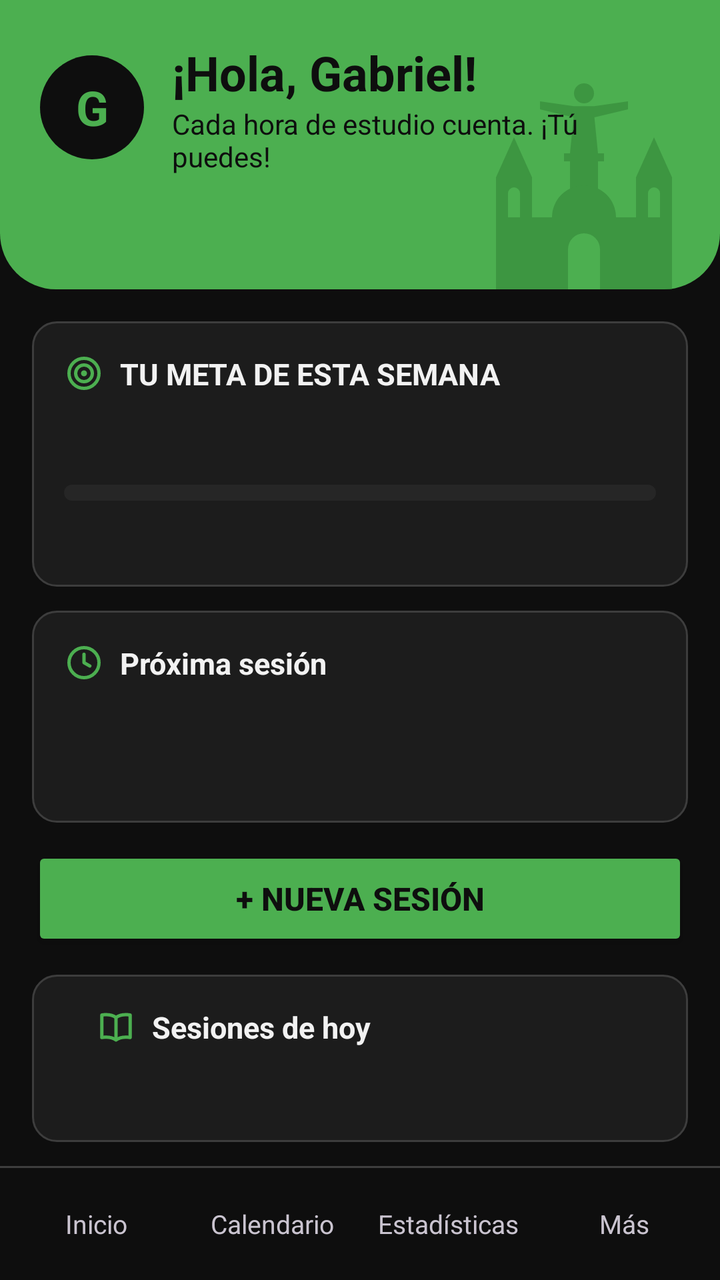
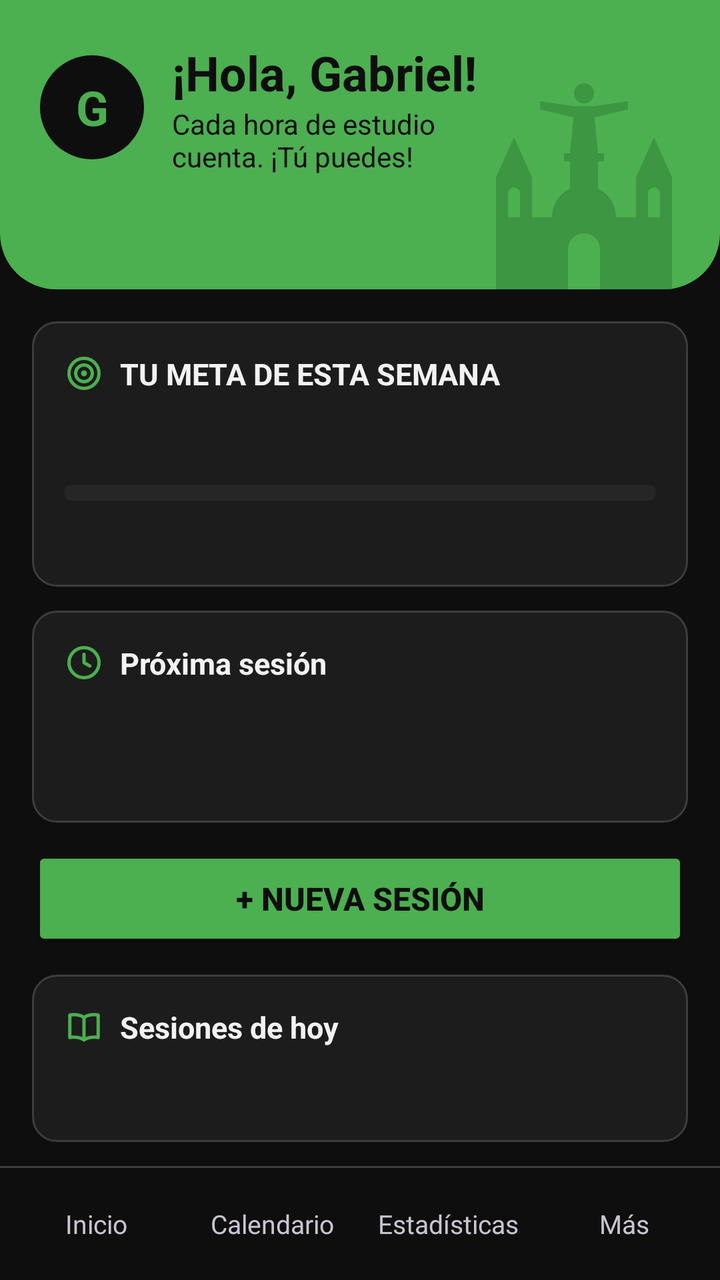

An Android layout rendered at two revisions. The XML below is the earlier revision; the diff shows what the commit changed to produce the second picture.
<!-- AndroidManifest.xml: application theme Theme.AgendaPersonal -->
<!-- res/layout/activity_main.xml -->
<?xml version="1.0" encoding="utf-8"?>
<LinearLayout xmlns:android="http://schemas.android.com/apk/res/android"
    xmlns:tools="http://schemas.android.com/tools"
    android:id="@+id/main"
    android:layout_width="match_parent"
    android:layout_height="match_parent"
    android:orientation="vertical"
    tools:context=".vista.MainActivity">

    
    <FrameLayout
        android:layout_width="match_parent"
        android:layout_height="wrap_content"
        android:background="@drawable/fondo_franja">

        
        <ImageView
            android:layout_width="104dp"
            android:layout_height="108dp"
            android:layout_gravity="bottom|end"
            android:layout_marginEnd="16dp"
            android:alpha="0.5"
            android:importantForAccessibility="no"
            android:src="@drawable/siluetas_santa_cruz" />

        
        <LinearLayout
            android:layout_width="match_parent"
            android:layout_height="wrap_content"
            android:orientation="vertical"
            android:paddingHorizontal="20dp"
            android:paddingTop="20dp"
            android:paddingBottom="24dp">

            
            <LinearLayout
                android:layout_width="match_parent"
                android:layout_height="wrap_content"
                android:gravity="center_vertical"
                android:orientation="horizontal">

                
                <TextView
                    android:layout_width="52dp"
                    android:layout_height="52dp"
                    android:layout_marginEnd="14dp"
                    android:background="@drawable/circulo_avatar"
                    android:gravity="center"
                    android:importantForAccessibility="no"
                    android:text="@string/avatar_inicial"
                    android:textColor="@color/verde"
                    android:textSize="24sp"
                    android:textStyle="bold" />

                
                <LinearLayout
                    android:layout_width="0dp"
                    android:layout_height="wrap_content"
                    android:layout_weight="1"
                    android:orientation="vertical">

                    <TextView
                        android:layout_width="match_parent"
                        android:layout_height="wrap_content"
                        android:text="@string/saludo"
                        android:textColor="@color/texto_sobre_verde"
                        android:textSize="24sp"
                        android:textStyle="bold" />

                    <TextView
                        android:layout_width="match_parent"
                        android:layout_height="wrap_content"
                        android:text="@string/frase_motivadora"
                        android:textColor="@color/texto_sobre_verde"
                        android:textSize="14sp" />
                </LinearLayout>
            </LinearLayout>

            
            <TextView
                android:id="@+id/tvFecha"
                android:layout_width="match_parent"
                android:layout_height="wrap_content"
                android:layout_marginTop="14dp"
                android:textColor="@color/texto_sobre_verde"
                android:textSize="14sp"
                android:textStyle="bold" />
        </LinearLayout>
    </FrameLayout>

    
    <LinearLayout
        android:layout_width="match_parent"
        android:layout_height="0dp"
        android:layout_weight="1"
        android:orientation="vertical"
        android:paddingHorizontal="16dp"
        android:paddingBottom="12dp">

        
        <include
            layout="@layout/tarjeta_meta"
            android:layout_width="match_parent"
            android:layout_height="wrap_content"
            android:layout_marginTop="16dp" />

        
        <LinearLayout style="@style/TarjetaInicio">

            <TextView
                style="@style/TituloTarjeta"
                android:drawableStart="@drawable/ic_reloj"
                android:text="@string/titulo_proxima" />

            
            <LinearLayout
                android:id="@+id/llProxima"
                android:layout_width="match_parent"
                android:layout_height="wrap_content"
                android:layout_marginTop="4dp"
                android:background="?attr/selectableItemBackground"
                android:minHeight="48dp"
                android:orientation="vertical"
                android:paddingVertical="4dp">

                <TextView
                    android:id="@+id/tvProximaMateria"
                    android:layout_width="match_parent"
                    android:layout_height="wrap_content"
                    android:textSize="17sp"
                    android:textStyle="bold" />

                <TextView
                    android:id="@+id/tvProximaHorario"
                    android:layout_width="match_parent"
                    android:layout_height="wrap_content"
                    android:textColor="@color/texto_secundario"
                    android:textSize="14sp" />
            </LinearLayout>
        </LinearLayout>

        
        <Button
            android:id="@+id/btnNuevaSesion"
            android:layout_width="match_parent"
            android:layout_height="wrap_content"
            android:layout_marginTop="12dp"
            android:backgroundTint="@color/verde"
            android:minHeight="52dp"
            android:text="@string/btn_nueva_sesion"
            android:textColor="@color/texto_sobre_verde"
            android:textSize="16sp"
            android:textStyle="bold" />

        
        <LinearLayout
            style="@style/TarjetaInicio"
            android:layout_height="0dp"
            android:layout_weight="1"
            android:paddingHorizontal="0dp"
            android:paddingBottom="4dp">

            <TextView
                style="@style/TituloTarjeta"
                android:drawableStart="@drawable/ic_libro"
                android:paddingHorizontal="16dp"
                android:text="@string/titulo_sesiones_hoy" />

            
            <ListView
                android:id="@+id/lvHoy"
                android:layout_width="match_parent"
                android:layout_height="0dp"
                android:layout_marginTop="4dp"
                android:layout_weight="1"
                android:divider="@color/borde"
                android:dividerHeight="1dp" />

            
            <TextView
                android:id="@+id/tvVacioHoy"
                android:layout_width="match_parent"
                android:layout_height="0dp"
                android:layout_weight="1"
                android:gravity="center"
                android:padding="16dp"
                android:text="@string/lista_sesiones_vacia"
                android:textColor="@color/texto_secundario"
                android:textSize="16sp"
                android:visibility="gone" />
        </LinearLayout>
    </LinearLayout>

    
    <include layout="@layout/menu_inferior" />
</LinearLayout>
<!-- res/layout/tarjeta_meta.xml (included above) -->
<?xml version="1.0" encoding="utf-8"?>
<LinearLayout xmlns:android="http://schemas.android.com/apk/res/android"
    android:id="@+id/tarjetaMeta"
    android:layout_width="match_parent"
    android:layout_height="wrap_content"
    android:background="@drawable/fondo_tarjeta"
    android:orientation="vertical"
    android:padding="16dp">

    
    <TextView
        android:id="@+id/tvTituloMeta"
        style="@style/TituloTarjeta"
        android:drawableStart="@drawable/ic_diana"
        android:text="@string/titulo_meta_semana" />

    
    <TextView
        android:id="@+id/tvProgreso"
        android:layout_width="match_parent"
        android:layout_height="wrap_content"
        android:textSize="28sp"
        android:textStyle="bold" />

    
    <ProgressBar
        android:id="@+id/pbMeta"
        style="?android:attr/progressBarStyleHorizontal"
        android:layout_width="match_parent"
        android:layout_height="8dp"
        android:layout_marginVertical="8dp"
        android:max="100"
        android:maxHeight="8dp"
        android:minHeight="8dp"
        android:progressDrawable="@drawable/barra_progreso" />

    
    <TextView
        android:id="@+id/tvMensajeMeta"
        android:layout_width="match_parent"
        android:layout_height="wrap_content"
        android:textSize="14sp" />
</LinearLayout>
<!-- res/layout/menu_inferior.xml (included above) -->
<?xml version="1.0" encoding="utf-8"?>
<LinearLayout xmlns:android="http://schemas.android.com/apk/res/android"
    android:layout_width="match_parent"
    android:layout_height="wrap_content"
    android:orientation="vertical">

    
    <View
        android:layout_width="match_parent"
        android:layout_height="1dp"
        android:background="@color/menu_linea" />

    
    <LinearLayout
        android:layout_width="match_parent"
        android:layout_height="wrap_content"
        android:orientation="horizontal"
        android:padding="4dp">

        <TextView
            android:id="@+id/menuInicio"
            style="@style/BotonMenu"
            android:text="@string/menu_inicio" />

        <TextView
            android:id="@+id/menuCalendario"
            style="@style/BotonMenu"
            android:text="@string/menu_calendario" />

        <TextView
            android:id="@+id/menuEstadisticas"
            style="@style/BotonMenu"
            android:text="@string/menu_estadisticas" />

        
        <TextView
            android:id="@+id/menuMas"
            style="@style/BotonMenu"
            android:text="@string/menu_mas" />
    </LinearLayout>
</LinearLayout>
<!-- resources referenced by this layout -->
<resources>
  <color name="borde">#FF3D3D3D</color>
  <color name="menu_linea">@color/borde</color>
  <color name="texto_secundario">#FFB3B3B3</color>
  <color name="texto_sobre_verde">#FF0E0E0E</color>
  <color name="verde">#FF4CAF50</color>
  <!-- drawable circulo_avatar (drawable) -->
  <?xml version="1.0" encoding="utf-8"?>
  <shape xmlns:android="http://schemas.android.com/apk/res/android"
      android:shape="oval">
      <solid android:color="@color/fondo" />
  </shape>
  <!-- drawable fondo_franja (drawable) -->
  <?xml version="1.0" encoding="utf-8"?>
  <shape xmlns:android="http://schemas.android.com/apk/res/android"
      android:shape="rectangle">
      <solid android:color="@color/verde" />
      <corners
          android:bottomLeftRadius="28dp"
          android:bottomRightRadius="28dp"
          android:topLeftRadius="0dp"
          android:topRightRadius="0dp" />
  </shape>
  <!-- drawable fondo_tarjeta (drawable) -->
  <?xml version="1.0" encoding="utf-8"?>
  <shape xmlns:android="http://schemas.android.com/apk/res/android"
      android:shape="rectangle">
      <corners android:radius="12dp" />
      <solid android:color="@color/tarjeta" />
      <stroke
          android:width="1dp"
          android:color="@color/borde" />
  </shape>
  <string name="avatar_inicial">G</string>
  <string name="btn_nueva_sesion">+ Nueva sesión</string>
  <string name="frase_motivadora">Cada hora de estudio cuenta. ¡Tú puedes!</string>
  <string name="lista_sesiones_vacia">No tienes sesiones para este día</string>
  <string name="menu_calendario">Calendario</string>
  <string name="menu_estadisticas">Estadísticas</string>
  <string name="menu_inicio">Inicio</string>
  <string name="menu_mas">Más</string>
  <string name="saludo">¡Hola, Gabriel!</string>
  <string name="titulo_meta_semana">TU META DE ESTA SEMANA</string>
  <string name="titulo_proxima">Próxima sesión</string>
  <string name="titulo_sesiones_hoy">Sesiones de hoy</string>
  <style name="BotonMenu">
          <item name="android:layout_width">0dp</item>
          <item name="android:layout_height">48dp</item>
          <item name="android:layout_weight">1</item>
          <item name="android:layout_marginHorizontal">2dp</item>
          <item name="android:gravity">center</item>
          <item name="android:maxLines">1</item>
          <item name="android:textSize">13sp</item>
          <item name="android:clickable">true</item>
          <item name="android:focusable">true</item>
          <item name="android:background">?attr/selectableItemBackground</item>
      </style>
  <style name="TarjetaInicio">
          <item name="android:layout_width">match_parent</item>
          <item name="android:layout_height">wrap_content</item>
          <item name="android:layout_marginTop">12dp</item>
          <item name="android:background">@drawable/fondo_tarjeta</item>
          <item name="android:orientation">vertical</item>
          <item name="android:padding">16dp</item>
      </style>
  <style name="TituloTarjeta">
          <item name="android:layout_width">match_parent</item>
          <item name="android:layout_height">wrap_content</item>
          <item name="android:drawablePadding">8dp</item>
          <item name="android:gravity">center_vertical</item>
          <item name="android:textColor">@color/texto</item>
          <item name="android:textSize">15sp</item>
          <item name="android:textStyle">bold</item>
      </style>
  <style name="Theme.AgendaPersonal" parent="Base.Theme.AgendaPersonal" />
  <color name="tarjeta_alta">#FF262626</color>
  <color name="fondo">#FF0E0E0E</color>
  <color name="tarjeta">#FF1C1C1C</color>
  <color name="verde_oscuro">#FF2E7D32</color>
  <color name="texto">#FFF2F2F2</color>
  <color name="texto_pista">#FF808080</color>
  <!-- unchanged entries left out for length: 6 -->
</resources>

<!-- the commit's change to res/layout/activity_main.xml (unified diff, before → after) -->
@@ -9,6 +9,7 @@
 
     
     <FrameLayout
+        android:id="@+id/franja"
         android:layout_width="match_parent"
         android:layout_height="wrap_content"
         android:background="@drawable/fondo_franja">
@@ -56,6 +57,7 @@
                 <LinearLayout
                     android:layout_width="0dp"
                     android:layout_height="wrap_content"
+                    android:layout_marginEnd="100dp"
                     android:layout_weight="1"
                     android:orientation="vertical">
 
@@ -157,8 +159,7 @@
             style="@style/TarjetaInicio"
             android:layout_height="0dp"
             android:layout_weight="1"
-            android:paddingHorizontal="0dp"
-            android:paddingBottom="4dp">
+            android:paddingHorizontal="0dp">
 
             <TextView
                 style="@style/TituloTarjeta"
<!-- resource entries referenced after the edit -->
@@ -62,7 +62,8 @@
           <item name="android:layout_marginTop">12dp</item>
           <item name="android:background">@drawable/fondo_tarjeta</item>
           <item name="android:orientation">vertical</item>
-          <item name="android:padding">16dp</item>
+          <item name="android:paddingHorizontal">16dp</item>
+          <item name="android:paddingVertical">16dp</item>
       </style>
   <style name="TituloTarjeta">
           <item name="android:layout_width">match_parent</item>
